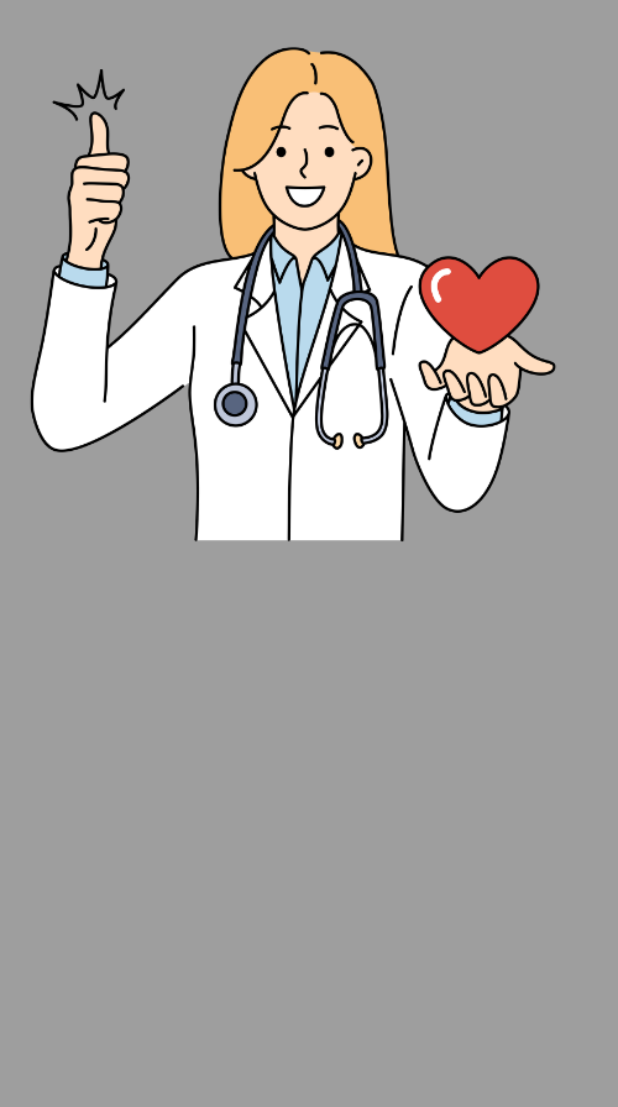
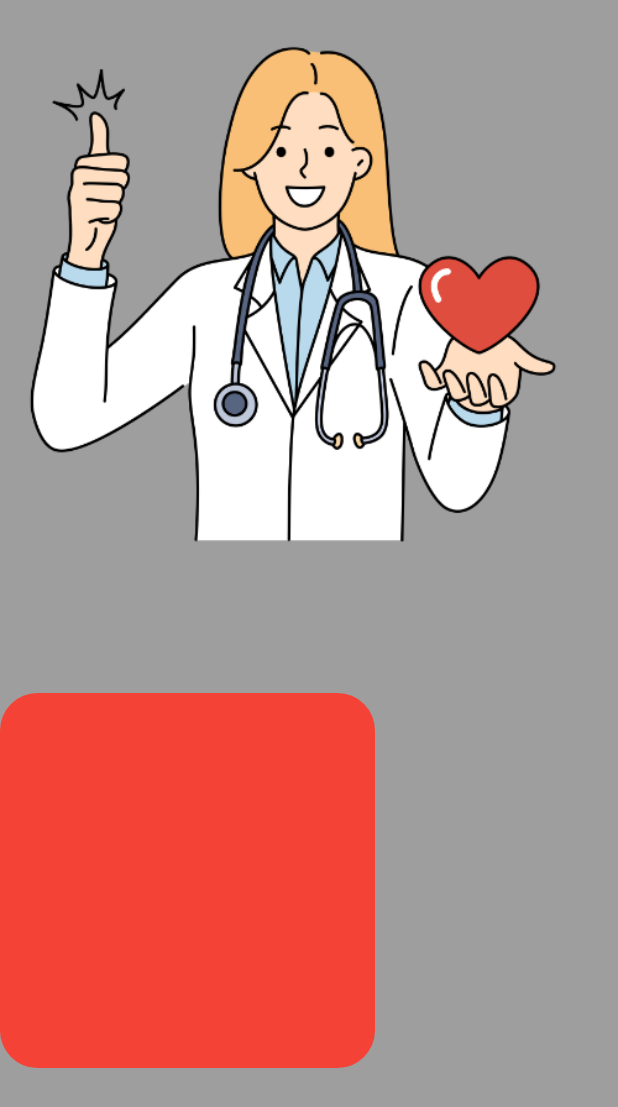
Before and after one commit to KhaledElKenawy00/image_proccessing_task, a Flutter app: the screen it shows after launch, on a phone screen of 412 x 824 dp. Shown: the top 1107 px of the screen. Run offline on Flutter 3.47's test engine with Material 3 defaults, Android fonts, the phone set to English and light mode, and no system bars.

Commit message:
make a continer for an user

```diff
--- a/lib/home_page.dart
+++ b/lib/home_page.dart
@@ -14,7 +14,14 @@ class HomePage extends StatelessWidget {
             height: 50,
           ),
           Row(
-            children: [],
+            children: [
+              Container(
+                height: 250,
+                width: 250,
+                decoration: BoxDecoration(
+                    color: Colors.red, borderRadius: BorderRadius.circular(25)),
+              )
+            ],
           )
         ],
       ),
```
